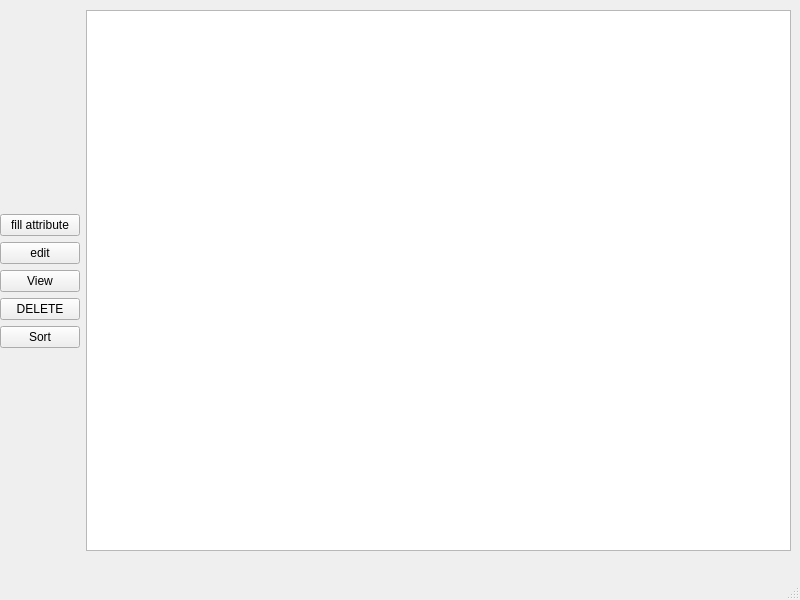
Old version of the form UItest.ui in the repository ASCENDINGHeat/PBOProject.
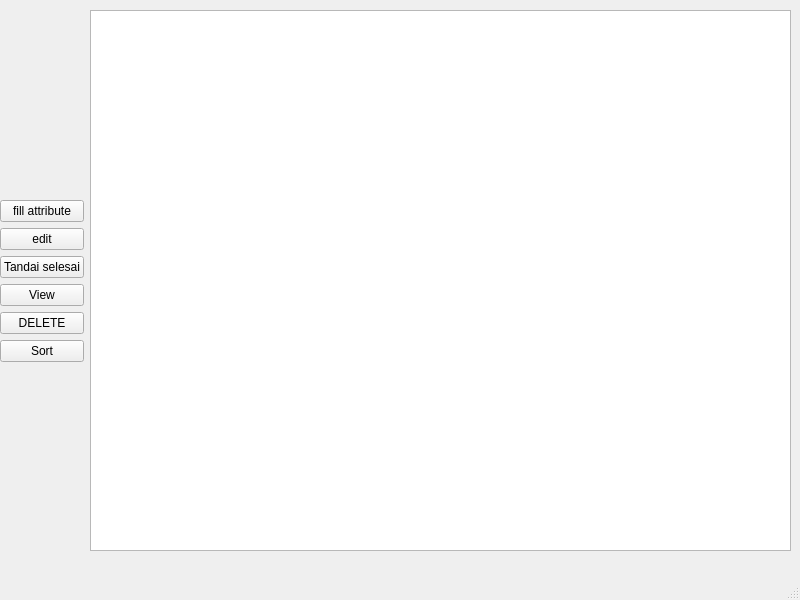
New version of the form. Icons and pictures are not drawn.

```diff
--- a/UItest.ui
+++ b/UItest.ui
@@ -124,14 +124,14 @@
          </property>
         </widget>
        </item>
-       <item row="3" column="0">
+       <item row="4" column="0">
         <widget class="QPushButton" name="pushButtonView">
          <property name="text">
           <string>View</string>
          </property>
         </widget>
        </item>
-       <item row="4" column="0">
+       <item row="5" column="0">
         <widget class="QPushButton" name="pushButtonDelete">
          <property name="text">
           <string>DELETE</string>
@@ -149,16 +149,23 @@
          </property>
         </widget>
        </item>
-       <item row="0" column="1" rowspan="7">
-        <widget class="QTableWidget" name="tableWidget"/>
-       </item>
-       <item row="5" column="0">
+       <item row="6" column="0">
         <widget class="QPushButton" name="pushButtonSORT">
          <property name="text">
           <string>Sort</string>
          </property>
         </widget>
        </item>
+       <item row="0" column="1" rowspan="8">
+        <widget class="QTableWidget" name="tableWidget"/>
+       </item>
+       <item row="3" column="0">
+        <widget class="QPushButton" name="pushButtonDone">
+         <property name="text">
+          <string>Tandai selesai</string>
+         </property>
+        </widget>
+       </item>
       </layout>
      </widget>
     </widget>
```
